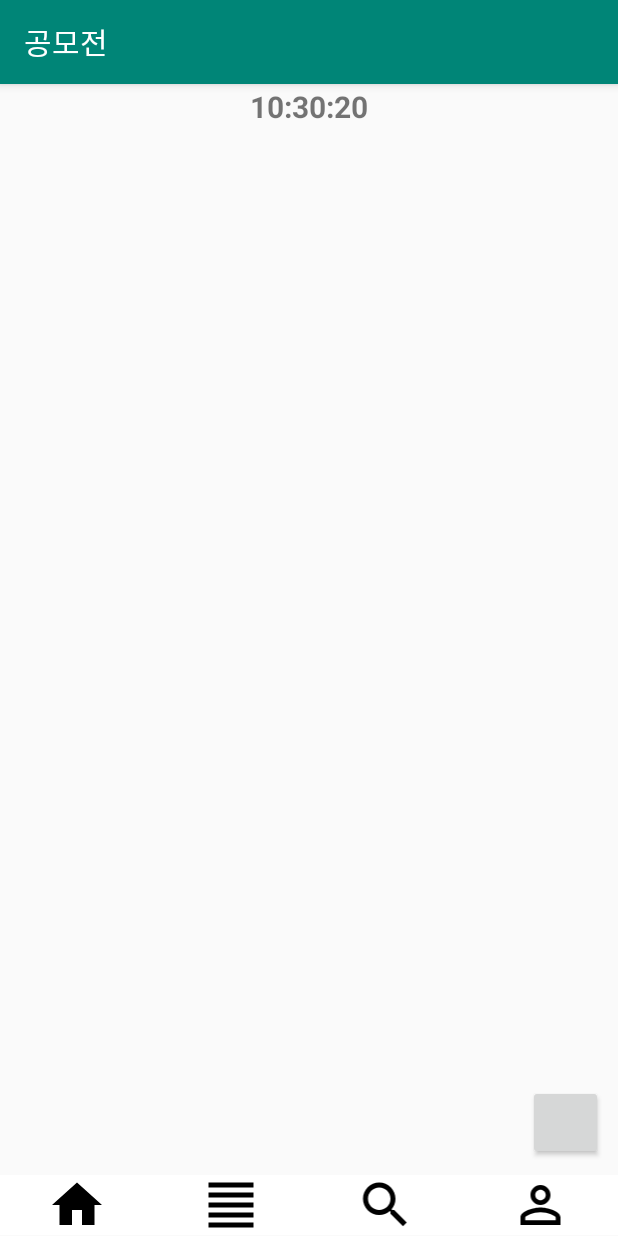
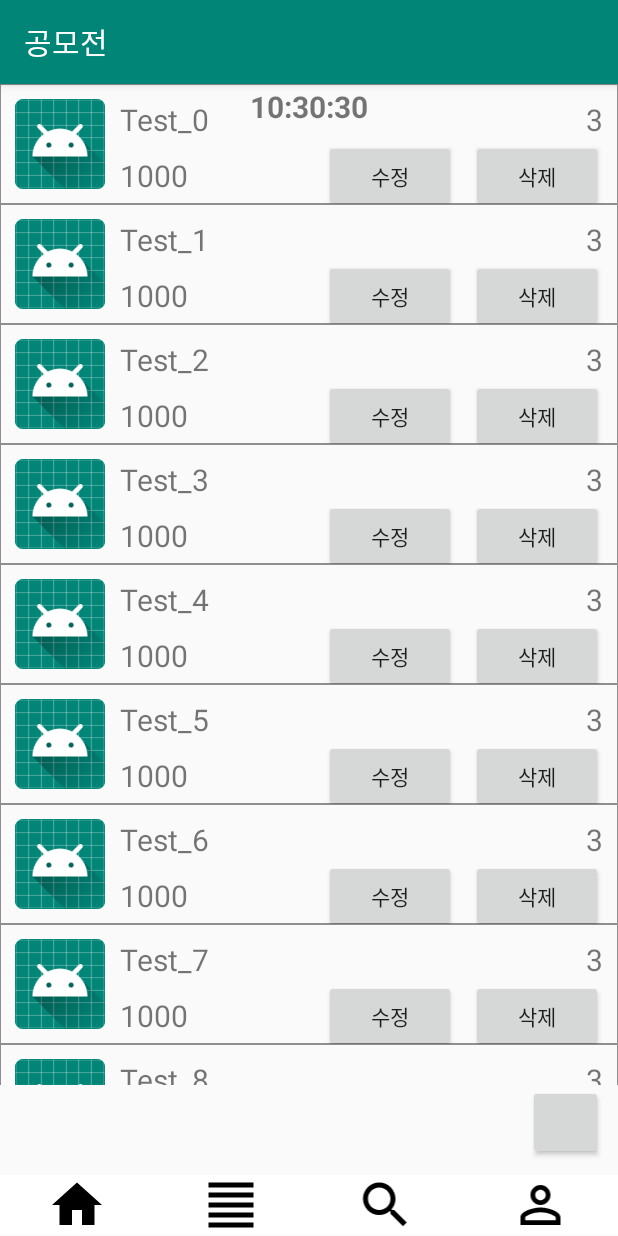
Before and after one commit to VanSubstance/projectTemp, an Android app: the sellerUIMain screen opened directly, with no data from a screen before it, on a phone screen of 412 x 824 dp. Run offline under Robolectric (Android 15) with nearby library versions, the phone set to English and light mode, and no system bars.

Commit message:
판매자 UI 구성
- 메인 화면 상품 추가 / 삭제 버튼 활성화
- 각 페이지 별 상품 정보 창 구성

```diff
--- a/app/src/main/java/com/example/contest/productElementAdapter.kt
+++ b/app/src/main/java/com/example/contest/productElementAdapter.kt
@@ -2,16 +2,24 @@ package com.example.contest
 
 import android.content.Context
 import android.view.LayoutInflater
-import android.view.View
 import android.view.ViewGroup
-import android.widget.ImageView
-import android.widget.TextView
 import androidx.recyclerview.widget.RecyclerView
 
-class productElementAdapter(val productElementList: ArrayList<productElement>, val context: Context) : RecyclerView.Adapter<productElementViewHolder>() {
+class productElementAdapter(val productElementList: ArrayList<productElement>, val context: Context, var usage : Int) : RecyclerView.Adapter<productElementViewHolder>() {
 
     override fun onCreateViewHolder(parent: ViewGroup, viewType: Int): productElementViewHolder {
-        val view = LayoutInflater.from(context).inflate(R.layout.product_element, parent, false)
+        var view = LayoutInflater.from(context).inflate(R.layout.product_seller_today, parent, false)
+        when(usage) {
+            1 -> {
+                view = LayoutInflater.from(context).inflate(R.layout.product_seller_today, parent, false)
+            }
+            2 -> {
+                view = LayoutInflater.from(context).inflate(R.layout.product_seller_history, parent, false)
+            }
+            3 -> {
+                view = LayoutInflater.from(context).inflate(R.layout.product_seller_home, parent, false)
+            }
+        }
         return productElementViewHolder(view)
     }
 
--- a/app/src/main/java/com/example/contest/productElementViewHolder.kt
+++ b/app/src/main/java/com/example/contest/productElementViewHolder.kt
@@ -14,10 +14,10 @@ class productElementViewHolder(elementView : View) : RecyclerView.ViewHolder(ele
 
     fun bind (productElements : productElement, context : Context) {
 
-        productImage?.setImageResource(R.mipmap.ic_launcher)
-        productTitle?.text = productElements.title
-        productPrice?.text = productElements.price.toString()
-        productQuan?.text = productElements.quantity.toString()
+        productImage.setImageResource(R.mipmap.ic_launcher)
+        productTitle.text = productElements.title
+        productPrice.text = productElements.price.toString()
+        productQuan.text = productElements.quantity.toString()
 
     }
 }
--- a/app/src/main/java/com/example/contest/sellerUIHome.kt
+++ b/app/src/main/java/com/example/contest/sellerUIHome.kt
@@ -1,16 +1,52 @@
 package com.example.contest
 
 import android.os.Bundle
+import android.util.Log
 import android.view.LayoutInflater
 import android.view.View
 import android.view.ViewGroup
 import androidx.fragment.app.Fragment
+import androidx.recyclerview.widget.LinearLayoutManager
+import kotlinx.android.synthetic.main.seller_ui_home.*
+import kotlinx.android.synthetic.main.seller_ui_home.view.*
 
 class sellerUIHome : Fragment() {
+
+    private lateinit var productElementList: ArrayList<productElement>
+    private val linearLayoutManager by lazy { LinearLayoutManager(context) }
+    private lateinit var adapter: productElementAdapter
+
+
+    companion object {
+        fun newInstance(): sellerUIToday {
+            return sellerUIToday()
+        }
+    }
 
     override fun onCreateView(inflater: LayoutInflater,container: ViewGroup?,savedInstanceState: Bundle?): View? {
         val view = inflater.inflate(R.layout.seller_ui_home, container, false)
 
+        view.enrollProduct.setOnClickListener {
+            (activity as sellerUIMain).setSellerFrag(11)
+        }
+
         return view
     }
+
+
+    override fun onActivityCreated(savedInstanceState: Bundle?) {
+        super.onActivityCreated(savedInstanceState)
+
+        RecyclerView.layoutManager = linearLayoutManager
+
+        productElementList = ArrayList()
+
+        for (i in 0 until 20) {
+            val element = productElement("Test_$i")
+            productElementList.add(element)
+        }
+        adapter = productElementAdapter(productElementList, requireContext(), 3)
+        RecyclerView.adapter = adapter
+
+    }
 }
--- a/app/src/main/java/com/example/contest/sellerUIMain.kt
+++ b/app/src/main/java/com/example/contest/sellerUIMain.kt
@@ -37,7 +37,7 @@ class sellerUIMain : AppCompatActivity() {
         }
     }
 
-    private fun setSellerFrag(fragNum : Int) {
+    fun setSellerFrag(fragNum : Int) {
         val ft = supportFragmentManager.beginTransaction()
         when(fragNum)
         {
@@ -53,9 +53,10 @@ class sellerUIMain : AppCompatActivity() {
             3 -> {
                 ft.replace(R.id.main_frame,sellerUIInfo()).commit()
             }
+            11 -> {
+                ft.replace(R.id.main_frame,sellerUIEnrollProduct()).commit()
+            }
         }
-
-
     }
 
 }
--- a/app/src/main/java/com/example/contest/sellerUIToday.kt
+++ b/app/src/main/java/com/example/contest/sellerUIToday.kt
@@ -29,7 +29,7 @@ class sellerUIToday : Fragment() {
     override fun onActivityCreated(savedInstanceState: Bundle?) {
         super.onActivityCreated(savedInstanceState)
 
-        sellerUIHomeRecyclerView.layoutManager = linearLayoutManager
+        RecyclerView.layoutManager = linearLayoutManager
 
         productElementList = ArrayList()
 
@@ -37,8 +37,8 @@ class sellerUIToday : Fragment() {
             val element = productElement("Test_$i")
             productElementList.add(element)
         }
-        adapter = productElementAdapter(productElementList, requireContext())
-        sellerUIHomeRecyclerView.adapter = adapter
+        adapter = productElementAdapter(productElementList, requireContext(), 1)
+        RecyclerView.adapter = adapter
 
     }
 
--- /dev/null
+++ b/app/src/main/res/layout/product_seller_home.xml
@@ -0,0 +1,80 @@
+<?xml version="1.0" encoding="utf-8"?>
+<androidx.constraintlayout.widget.ConstraintLayout
+    xmlns:android="http://schemas.android.com/apk/res/android"
+    xmlns:app="http://schemas.android.com/apk/res-auto"
+    xmlns:tools="http://schemas.android.com/tools"
+    android:layout_width="match_parent"
+    android:layout_height="80dp"
+    android:background="@drawable/element_border"
+    >
+
+    <ImageView
+        android:id="@+id/productImage"
+        app:layout_constraintTop_toTopOf="parent"
+        app:layout_constraintLeft_toLeftOf="parent"
+        android:layout_width="60dp"
+        android:layout_height="60dp"
+        android:layout_marginTop="10dp"
+        android:layout_marginLeft="10dp"
+        tools:layout_editor_absoluteX="27dp"
+        tools:layout_editor_absoluteY="16dp"
+        tools:srcCompat="@tools:sample/avatars" />
+
+    <TextView
+        android:id="@+id/productTitle"
+        app:layout_constraintTop_toTopOf="parent"
+        app:layout_constraintLeft_toRightOf="@id/productImage"
+        android:layout_width="wrap_content"
+        android:layout_height="wrap_content"
+        android:text="이름"
+        android:layout_marginTop="10dp"
+        android:layout_marginLeft="10dp"
+        android:textSize="20dp"
+        />
+
+    <TextView
+        android:id="@+id/productPrice"
+        app:layout_constraintTop_toBottomOf="@id/productQuan"
+        app:layout_constraintLeft_toRightOf="@id/productImage"
+        android:layout_width="wrap_content"
+        android:layout_height="wrap_content"
+        android:text="가격"
+        android:layout_marginTop="10dp"
+        android:layout_marginLeft="10dp"
+        android:textSize="20dp"
+        />
+
+    <TextView
+        android:id="@+id/productQuan"
+        app:layout_constraintTop_toTopOf="parent"
+        app:layout_constraintRight_toRightOf="parent"
+        android:layout_width="wrap_content"
+        android:layout_height="wrap_content"
+        android:text="양"
+        android:layout_marginTop="10dp"
+        android:layout_marginRight="10dp"
+        android:textSize="20dp"
+        />
+
+
+    <Button
+        android:id="@+id/productModify"
+        app:layout_constraintTop_toBottomOf="@id/productQuan"
+        app:layout_constraintRight_toLeftOf="@id/productDelete"
+        android:layout_width="wrap_content"
+        android:layout_height="wrap_content"
+        android:text="수정"
+        android:layout_marginRight="10dp"
+        />
+
+    <Button
+        android:id="@+id/productDelete"
+        app:layout_constraintTop_toBottomOf="@id/productQuan"
+        app:layout_constraintRight_toRightOf="parent"
+        android:layout_width="wrap_content"
+        android:layout_height="wrap_content"
+        android:text="삭제"
+        android:layout_marginRight="10dp"
+        />
+
+</androidx.constraintlayout.widget.ConstraintLayout>
--- a/app/src/main/res/layout/seller_ui_history.xml
+++ b/app/src/main/res/layout/seller_ui_history.xml
@@ -6,6 +6,7 @@
 
 
     <androidx.recyclerview.widget.RecyclerView
+        android:id="@+id/RecyclerView"
         android:layout_width="match_parent"
         android:layout_height="700dp"
         android:layout_marginTop="0dp" />
--- a/app/src/main/res/layout/seller_ui_home.xml
+++ b/app/src/main/res/layout/seller_ui_home.xml
@@ -6,7 +6,7 @@
 
 
     <androidx.recyclerview.widget.RecyclerView
-        android:id="@+id/productList"
+        android:id="@+id/RecyclerView"
         android:layout_width="match_parent"
         android:layout_height="wrap_content"
         android:layout_weight="9"
--- a/app/src/main/res/layout/seller_ui_today.xml
+++ b/app/src/main/res/layout/seller_ui_today.xml
@@ -6,7 +6,7 @@
 
 
     <androidx.recyclerview.widget.RecyclerView
-        android:id="@+id/sellerUIHomeRecyclerView"
+        android:id="@+id/RecyclerView"
         android:layout_width="match_parent"
         android:layout_height="700dp" />
 
```
Also changed, not shown: app/src/main/java/com/example/contest/sellerUIEnrollProduct.kt (added, +16 -0 lines), app/src/main/java/com/example/contest/sellerUIHistory.kt (+29 -3 lines), app/src/main/res/layout/product_seller_history.xml (added, +71 -0 lines), app/src/main/res/layout/seller_ui_enroll_product.xml (added, +16 -0 lines), app/src/main/res/layout/product_seller_today.xml (renamed from app/src/main/res/layout/product_element.xml).
